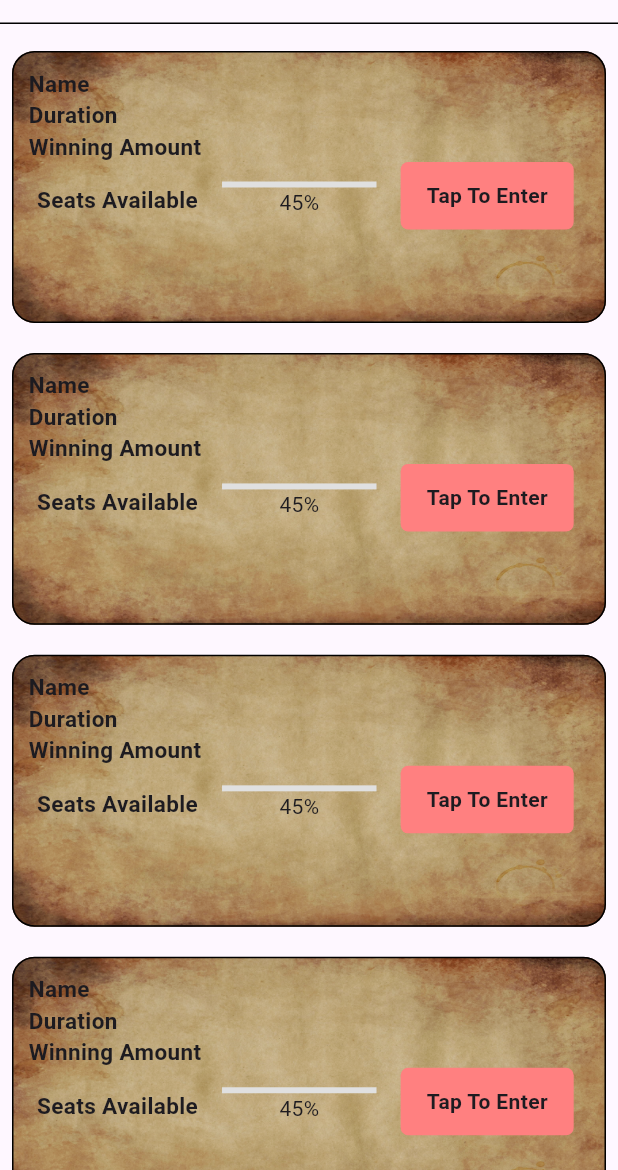
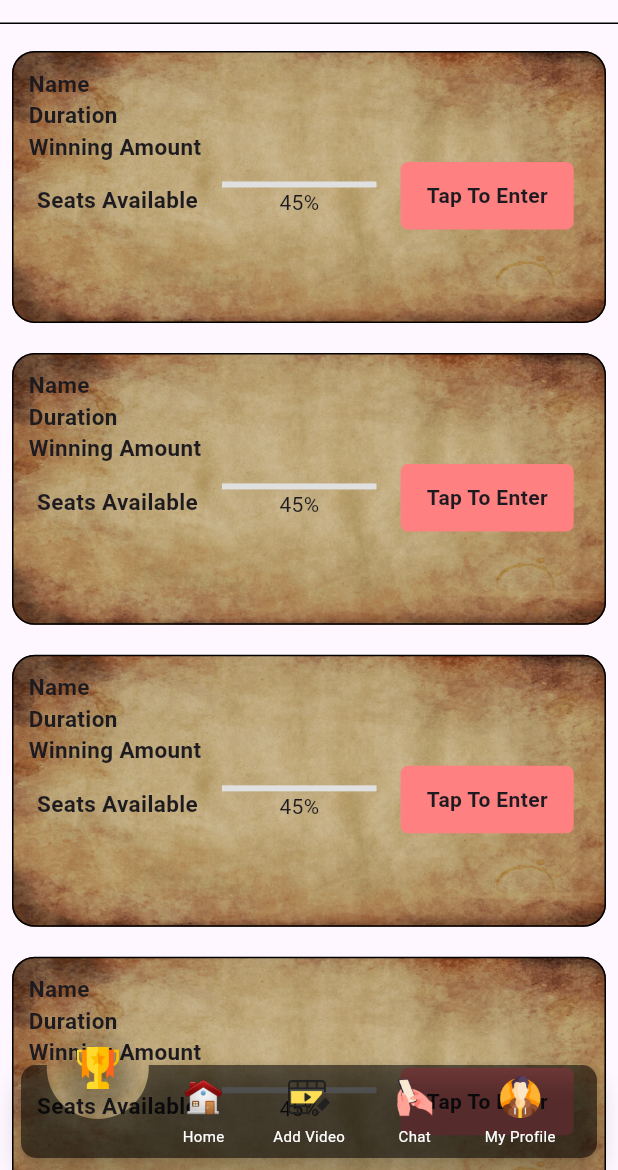
Before and after one commit to ManishTanwar0023/house_of_talent, a Flutter app: the OTP_Validation screen opened directly, after a tap on "Resend OTP", on a phone screen of 412 x 824 dp, the part 66-1236 px from its top. Run offline on Flutter 3.47's test engine with Material 3 defaults, Android fonts, the phone set to English and light mode, and no system bars; drawn by our look-alikes of animated_notch_bottom_bar; missing offline and left inert: zego_zimkit.

Commit message:
day 2
add some images and create HomeScreen

```diff
--- /dev/null
+++ b/lib/Screens/HomeScreen.dart
@@ -0,0 +1,108 @@
+
+import 'package:animated_notch_bottom_bar/animated_notch_bottom_bar/animated_notch_bottom_bar.dart';
+import 'package:flutter/material.dart';
+
+import 'Competition.dart';
+
+class HomeScreen extends StatefulWidget {
+  const HomeScreen({Key? key}) : super(key: key);
+
+  @override
+  State<HomeScreen> createState() => _HomeScreenState();
+}
+
+class _HomeScreenState extends State<HomeScreen> {
+  final _pageController = PageController(initialPage: 0);
+  final _controller = NotchBottomBarController(index: 0);
+  int maxCount = 5;
+
+  @override
+  void dispose() {
+    super.dispose();
+    _pageController.dispose();
+  }
+
+  final List<Widget> pages = [
+  Competition(),
+    Container(
+      color: Colors.green,
+      child: Center(child: Text('Page 2')),
+    ),
+    Container(
+      color: Colors.yellowAccent,
+      child: Center(child: Text('Page 3')),
+    ),
+    Container(
+      color: Colors.blue,
+      child: Center(child: Text('Page 4')),
+    ),
+    Container(
+      color: Colors.orange,
+      child: Center(child: Text('Page 5')),
+    ),
+  ];
+
+  @override
+  Widget build(BuildContext context) {
+    return Scaffold(
+      body: PageView(
+        controller: _pageController,
+        children: List.generate(pages.length, (index) => pages[index]),
+      ),
+      extendBody: true,
+      bottomNavigationBar: AnimatedNotchBottomBar(
+        notchBottomBarController: _controller,
+        color: Colors.black54,
+        showLabel: true,
+        itemLabelStyle: TextStyle(color: Colors.white,fontSize: 10),
+        notchColor: Colors.transparent,
+        removeMargins: false,
+        bottomBarWidth: MediaQuery.of(context).size.width, // Use full width
+        durationInMilliSeconds: 300,
+        bottomBarItems: [
+          BottomBarItem(
+            inActiveItem: Image(image: AssetImage('assets/images/award.png')),
+            activeItem: Image(image: AssetImage('assets/images/award.png')),
+            itemLabel: 'Competition',
+
+          ),
+          BottomBarItem(
+            inActiveItem: Image(image: AssetImage('assets/images/Untitled-9.png')),
+            activeItem: Image(image: AssetImage('assets/images/Untitled-9.png')),
+            itemLabel: 'Home',
+
+          ),
+          BottomBarItem(
+            inActiveItem: Image(image: AssetImage('assets/images/video-colored.png')),
+            activeItem: Image(image: AssetImage('assets/images/video-colored.png')),
+            itemLabel: 'Add Video',
+
+          ),
+          BottomBarItem(
+            inActiveItem: Image(image: AssetImage('assets/images/Untitled-8.png')),
+            activeItem: Image(image: AssetImage('assets/images/Untitled-8.png')),
+            itemLabel: 'Chat',
+
+          ),
+          BottomBarItem(
+            inActiveItem: Image(image: AssetImage('assets/images/man.png')),
+            activeItem: Image(image: AssetImage('assets/images/man.png')),
+            itemLabel: 'My Profile',
+
+          ),
+        ],
+        onTap: (value) {
+          // Handle onTap event
+          _pageController.animateToPage(
+            value,
+            duration: Duration(milliseconds: 300),
+            curve: Curves.ease,
+          );
+        },
+        kIconSize: 28, // Adjust icon size
+        kBottomRadius: 10, // Adjust bottom radius
+      ),
+
+    );
+  }
+}
--- a/lib/Screens/OTP_Validation.dart
+++ b/lib/Screens/OTP_Validation.dart
@@ -1,6 +1,7 @@
 import 'package:flutter/material.dart';
 import 'dart:async';
 import 'package:flutter/services.dart';
+import 'package:house_of_talent/Screens/HomeScreen.dart';
 
 import '../Colors/Palette.dart';
 import '../CustomWidgets/BuildButton_CustomWidget.dart';
@@ -138,7 +139,7 @@ class _OTP_ValidationState extends State<OTP_Validation> {
                     ),
                     SizedBox(height: size.height * 0.18),
                     buildButton('Resend OTP', () {
-                      Navigator.push(context, MaterialPageRoute(builder: (context) => Competition(),));
+                      Navigator.push(context, MaterialPageRoute(builder: (context) => HomeScreen()));
                     }),
                   ],
                 ),
--- a/pubspec.yaml
+++ b/pubspec.yaml
@@ -36,6 +36,7 @@ dependencies:
   # Use with the CupertinoIcons class for iOS style icons.
   cupertino_icons: ^1.0.2
   zego_zimkit: ^1.17.0
+  animated_notch_bottom_bar: ^1.0.2
 
 
 
```
Also changed, not shown: assets/images/award.png (added), assets/images/competition.png (added), assets/images/man.png (added), assets/images/video-colored.png (added), pubspec.lock.
